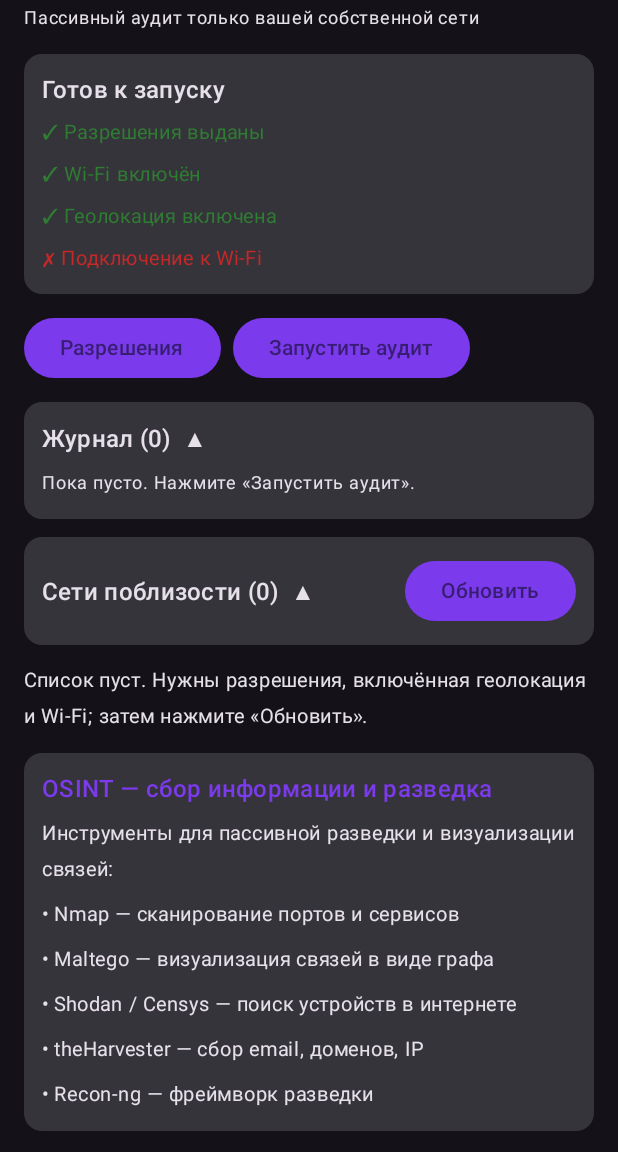
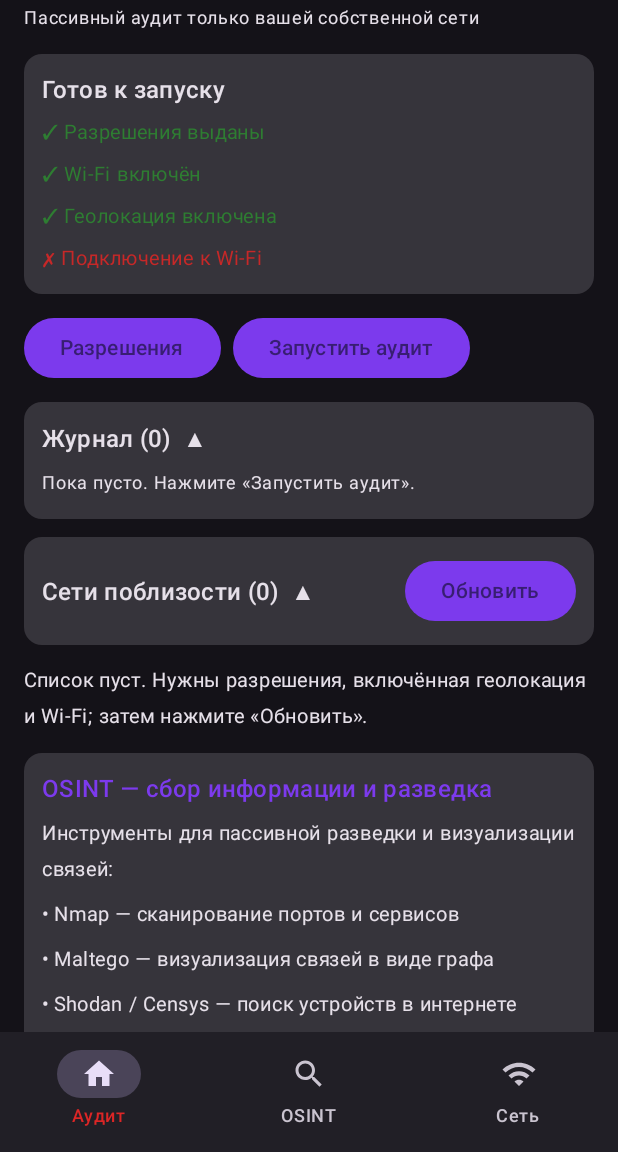
Before and after one commit to gigamega777777-spec/AIZO, an Android app built with Jetpack Compose: the screen it shows after launch (MainActivity), on a phone screen of 412 x 824 dp, the part 84-1236 px from its top. Run offline under Robolectric (Android 15) with nearby library versions, the phone set to English and light mode, and no system bars.

Commit message:
feat(ui): implement bottom navigation and OSINT scanning interface
Add a NavigationBar to switch between "Audit", "OSINT", and "Network"
tabs. The OSINT tab allows users to input a target (IP/domain) and
trigger a port scan via the MainViewModel.

- Add OSINT state properties to UiState
- Implement runOsintScan in MainViewModel using GatewayPortScanner
- Update MainScreen to handle tab switching and OSINT UI components
- Add necessary Material Design icons for navigation

```diff
--- a/app/src/main/java/com/example/wifiauditor/ui/MainScreen.kt
+++ b/app/src/main/java/com/example/wifiauditor/ui/MainScreen.kt
@@ -5,6 +5,10 @@ import androidx.compose.foundation.layout.*
 import androidx.compose.foundation.lazy.LazyColumn
 import androidx.compose.foundation.lazy.items
 import androidx.compose.material3.*
+import androidx.compose.material.icons.Icons
+import androidx.compose.material.icons.filled.Home
+import androidx.compose.material.icons.filled.Search
+import androidx.compose.material.icons.filled.Wifi
 import androidx.compose.runtime.*
 import androidx.compose.runtime.saveable.rememberSaveable
 import androidx.compose.ui.Alignment
@@ -24,9 +28,18 @@ fun MainScreen(vm: MainViewModel, onRequestPermissions: () -> Unit) {
     val s by vm.state.collectAsState()
     var logOpen by rememberSaveable { mutableStateOf(true) }
     var netsOpen by rememberSaveable { mutableStateOf(true) }
+    var tab by rememberSaveable { mutableStateOf(0) }
 
-    Scaffold { pad ->
-        LazyColumn(
+    Scaffold(
+        bottomBar = {
+            NavigationBar {
+                NavigationBarItem(selected = tab == 0, onClick = { tab = 0 }, icon = { Icon(Icons.Filled.Home, null) }, label = { Text("Аудит") })
+                NavigationBarItem(selected = tab == 1, onClick = { tab = 1 }, icon = { Icon(Icons.Filled.Search, null) }, label = { Text("OSINT") })
+                NavigationBarItem(selected = tab == 2, onClick = { tab = 2 }, icon = { Icon(Icons.Filled.Wifi, null) }, label = { Text("Сеть") })
+            }
+        }
+    ) { pad ->
+        if (tab == 0) LazyColumn(
             Modifier.padding(pad).padding(horizontal = 16.dp),
             contentPadding = PaddingValues(vertical = 16.dp),
             verticalArrangement = Arrangement.spacedBy(12.dp),
@@ -122,6 +135,21 @@ fun MainScreen(vm: MainViewModel, onRequestPermissions: () -> Unit) {
                         Text("• Recon-ng — фреймворк разведки", fontSize = 13.sp)
                     }
                 }
+            }
+        } else if (tab == 1) {
+            Column(Modifier.padding(pad).padding(16.dp), verticalArrangement = Arrangement.spacedBy(12.dp)) {
+                Text("OSINT — разведка", style = MaterialTheme.typography.headlineSmall, color = Color(0xFF7C3AED))
+                OutlinedTextField(value = s.osintTarget, onValueChange = vm::setOsintTarget, label = { Text("Цель (IP/домен)") }, modifier = Modifier.fillMaxWidth())
+                Button(onClick = vm::runOsintScan, enabled = !s.osintScanning) { Text(if (s.osintScanning) "Сканирую…" else "Сканировать порты") }
+                s.osintPorts.forEach { p ->
+                    Text("${p.port} ${p.service}: ${if (p.open) "ОТКРЫТ" else "закрыт"}", color = if (p.open) Color(0xFFDC2626) else Color.Unspecified)
+                }
+                Text("Разведка сети: ${s.networks.size} сетей поблизости", fontSize = 13.sp)
+            }
+        } else {
+            Column(Modifier.padding(pad).padding(16.dp)) {
+                Text("Сеть", style = MaterialTheme.typography.headlineSmall)
+                Text("Устройств: ${s.networks.size}")
             }
         }
     }
--- a/app/src/main/java/com/example/wifiauditor/ui/MainViewModel.kt
+++ b/app/src/main/java/com/example/wifiauditor/ui/MainViewModel.kt
@@ -25,6 +25,9 @@ data class UiState(
     val log: List<LogEntry> = emptyList(),
     val networks: List<ScannedAp> = emptyList(),
     val scanning: Boolean = false,
+    val osintTarget: String = "",
+    val osintPorts: List<PortResult> = emptyList(),
+    val osintScanning: Boolean = false,
 )
 
 class MainViewModel(app: Application) : AndroidViewModel(app) {
@@ -94,6 +97,18 @@ class MainViewModel(app: Application) : AndroidViewModel(app) {
         }
     }
 
+    fun setOsintTarget(v: String) = _state.update { it.copy(osintTarget = v) }
+
+    fun runOsintScan() {
+        val ip = _state.value.osintTarget.trim()
+        if (ip.isBlank() || _state.value.osintScanning) return
+        _state.update { it.copy(osintScanning = true, osintPorts = emptyList()) }
+        viewModelScope.launch {
+            val ports = runCatching { GatewayPortScanner().scan(ip) }.getOrNull() ?: emptyList()
+            _state.update { it.copy(osintPorts = ports, osintScanning = false) }
+        }
+    }
+
     fun toggle(id: String) = _state.update {
         it.copy(checked = if (id in it.checked) it.checked - id else it.checked + id)
     }
```
